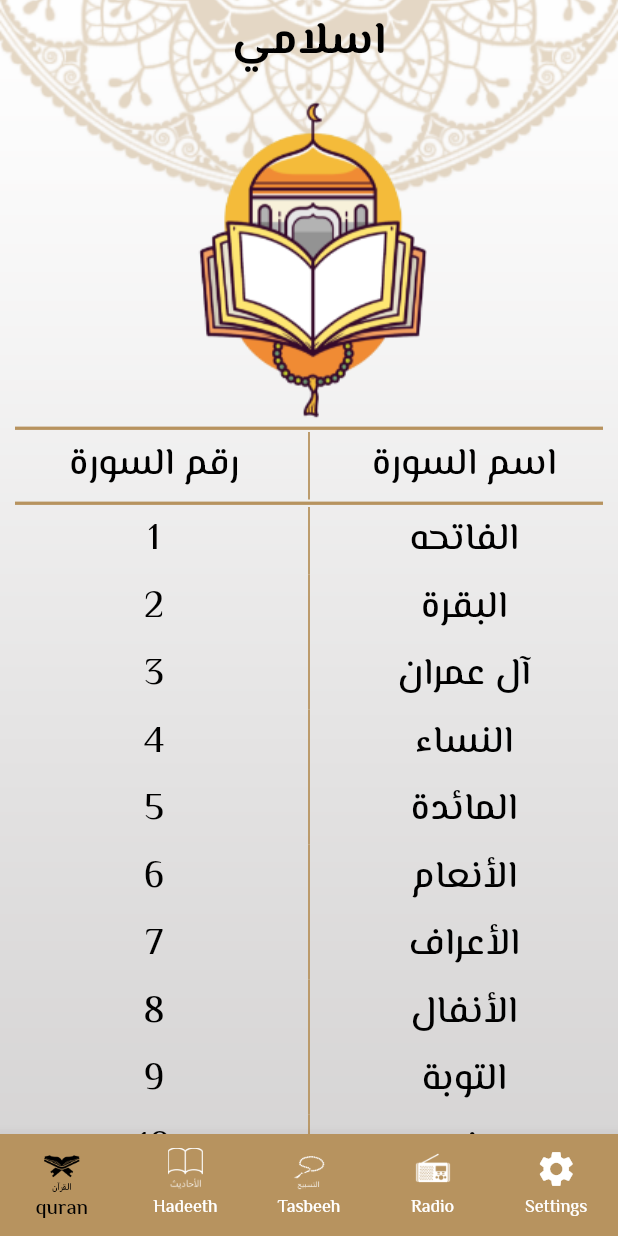
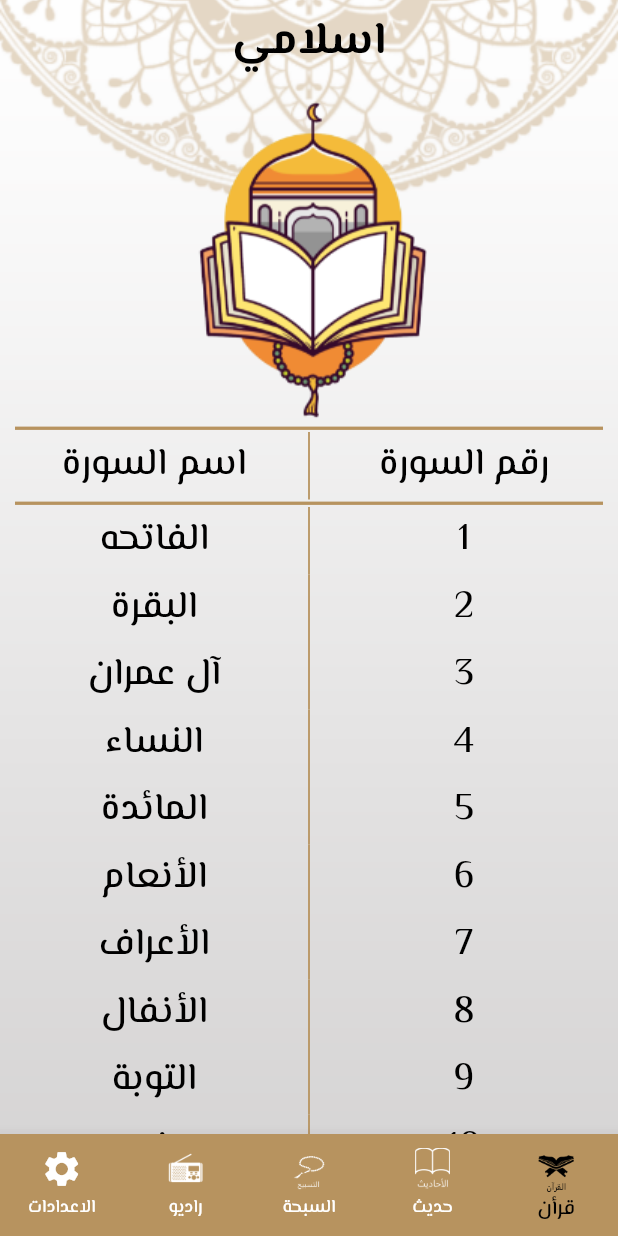
Before and after one commit to husseiiin258/islami_app, a Flutter app: the screen it shows after launch, on a phone screen of 412 x 824 dp. Run offline on Flutter 3.47's test engine with Material 2 defaults, Android fonts, the phone set to English and light mode, and no system bars; our stand-ins replace google_fonts; generated files the repository leaves out were written again.

```diff
--- /dev/null
+++ b/l10n.yaml
@@ -0,0 +1,3 @@
+arb-dir: lib/l10n
+template-arb-file: app_en.arb
+output-localization-file: app_localizations.dart
--- /dev/null
+++ b/lib/l10n/app_ar.arb
@@ -0,0 +1,8 @@
+{
+"app_title" : "اسلامي",
+"quran" : "قرأن" ,
+"hadeth" : "حديث" ,
+ "sebha" : "السبحة",
+"radio" : "راديو" ,
+"settings" : "الاعدادات"
+}
--- /dev/null
+++ b/lib/l10n/app_en.arb
@@ -0,0 +1,8 @@
+{
+"app_title" : "Islami",
+"quran" : "Quran" ,
+"hadeth" : "Hadeth" ,
+"sebha" : "Sebha",
+"radio" : "Radio" ,
+"settings" : "Settings"
+}
--- a/lib/layout/home_layout.dart
+++ b/lib/layout/home_layout.dart
@@ -1,4 +1,5 @@
 import 'package:flutter/material.dart';
+import 'package:flutter_gen/gen_l10n/app_localizations.dart';
 import 'package:islami/moduls/hadeeth/hadeeth_view.dart';
 import 'package:islami/moduls/quran/quran_view.dart';
 import 'package:islami/moduls/radio/radio_view.dart';
@@ -37,7 +38,7 @@ class _HomeLayoutState extends State<HomeLayout> {
         appBar: AppBar(
           centerTitle: true,
           title: Text(
-            "اسلامي",
+            AppLocalizations.of(context)!.app_title,
             style: theme.textTheme.titleLarge,
           ),
         ),
@@ -49,22 +50,30 @@ class _HomeLayoutState extends State<HomeLayout> {
             });
           },
           currentIndex:selectedIndex ,
-          items: const [
-            BottomNavigationBarItem(icon:
-            ImageIcon(
-              AssetImage("assets/icons/quran.png"),
-            ), label: "quran"),
-            BottomNavigationBarItem(icon:  ImageIcon(
-              AssetImage("assets/icons/hadeth.png"),
-            ) , label: "Hadeeth"),
-            BottomNavigationBarItem(icon:  ImageIcon(
-              AssetImage("assets/icons/sebha.png"),
-            ) , label: "Tasbeeh"),
-            BottomNavigationBarItem(icon:  ImageIcon(
-              AssetImage("assets/icons/radio_blue.png"),
-            ) , label: "Radio"),
-
-            BottomNavigationBarItem(icon: Icon(Icons.settings) , label: "Settings"),
+          items: [
+            BottomNavigationBarItem(
+                icon: ImageIcon(
+                  AssetImage("assets/icons/quran.png"),
+                ),
+                label: AppLocalizations.of(context)!.quran),
+            BottomNavigationBarItem(
+                icon: ImageIcon(
+                  AssetImage("assets/icons/hadeth.png"),
+                ),
+                label: AppLocalizations.of(context)!.hadeth),
+            BottomNavigationBarItem(
+                icon: ImageIcon(
+                  AssetImage("assets/icons/sebha.png"),
+                ),
+                label: AppLocalizations.of(context)!.sebha),
+            BottomNavigationBarItem(
+                icon: ImageIcon(
+                  AssetImage("assets/icons/radio_blue.png"),
+                ),
+                label: AppLocalizations.of(context)!.radio),
+            BottomNavigationBarItem(
+                icon: Icon(Icons.settings),
+                label: AppLocalizations.of(context)!.settings),
           ],
         ),
       ),
--- a/lib/main.dart
+++ b/lib/main.dart
@@ -1,4 +1,5 @@
 import 'package:flutter/material.dart';
+import 'package:flutter_gen/gen_l10n/app_localizations.dart';
 import 'package:islami/core/theme/application_theme.dart';
 import 'package:islami/layout/home_layout.dart';
 import 'package:islami/moduls/hadeeth/hadeeth_details_view.dart';
@@ -9,15 +10,19 @@ void main() {
   runApp(const MyApplication());
 }
 
-class MyApplication extends StatelessWidget{
+class MyApplication extends StatelessWidget {
   const MyApplication({super.key});
+
   @override
   Widget build(BuildContext context) {
     return MaterialApp(
       debugShowCheckedModeBanner: false,
       theme: ApplicationTheme.lightTheme,
       darkTheme: ApplicationTheme.darkTheme,
-      initialRoute: SplashScreen.routeName ,
+      localizationsDelegates: AppLocalizations.localizationsDelegates,
+      supportedLocales: AppLocalizations.supportedLocales,
+      locale: Locale("ar"),
+      initialRoute: SplashScreen.routeName,
       routes: {
         SplashScreen.routeName: (context) => const SplashScreen(),
         HomeLayout.routeName: (context) => HomeLayout(),
--- a/lib/moduls/quran/quran_details_view.dart
+++ b/lib/moduls/quran/quran_details_view.dart
@@ -1,5 +1,6 @@
 import 'package:flutter/material.dart';
 import 'package:flutter/services.dart';
+import 'package:flutter_gen/gen_l10n/app_localizations.dart';
 import 'package:islami/moduls/quran/full_sura_details.dart';
 import 'package:islami/moduls/quran/quran_view.dart';
 
@@ -33,7 +34,7 @@ class _QuranDetailsViewState extends State<QuranDetailsView> {
       child: Scaffold(
         appBar: AppBar(
           title: Text(
-            "اسلامي",
+            AppLocalizations.of(context)!.app_title,
             style: theme.textTheme.titleLarge,
           ),
         ),
--- a/pubspec.yaml
+++ b/pubspec.yaml
@@ -30,6 +30,9 @@ environment:
 dependencies:
   flutter:
     sdk: flutter
+  flutter_localizations:
+    sdk: flutter
+  intl: any
 
 
 
@@ -41,6 +44,7 @@ dependencies:
 dev_dependencies:
   flutter_test:
     sdk: flutter
+
 
   # The "flutter_lints" package below contains a set of recommended lints to
   # encourage good coding practices. The lint set provided by the package is
@@ -55,10 +59,12 @@ dev_dependencies:
 # The following section is specific to Flutter packages.
 flutter:
 
+  generate: true
   # The following line ensures that the Material Icons font is
   # included with your application, so that you can use the icons in
   # the material Icons class.
   uses-material-design: true
+
 
   # To add assets to your application, add an assets section, like this:
   assets:
```
Also changed, not shown: pubspec.lock, 1 other file.
